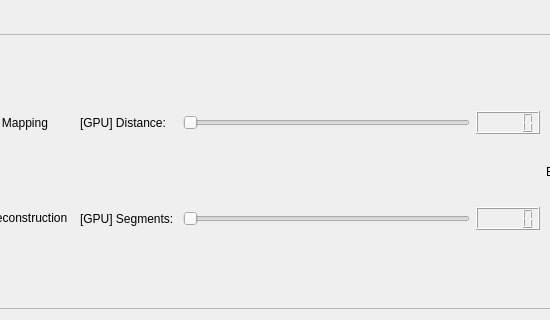
Before: the Qt Designer form TrackerRT_UI/UICalibrationDisplay.ui in hvictor/Release, drawn with Qt 5; both pictures show x 200 to 750 and y 258 to 578 of the 859 by 578 pixel window.
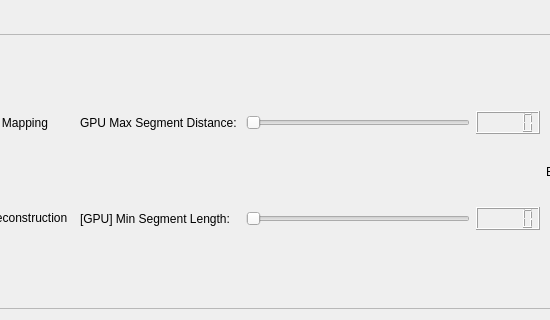
After: the same form once the commit is applied. Custom widgets are drawn as their Qt base class.

```diff
--- a/TrackerRT_UI/UICalibrationDisplay.ui
+++ b/TrackerRT_UI/UICalibrationDisplay.ui
@@ -68,46 +68,6 @@
       </item>
       <item>
        <layout class="QGridLayout" name="gridLayout_2">
-        <item row="1" column="0">
-         <widget class="QLabel" name="label">
-          <property name="text">
-           <string>[GPU] Segments: </string>
-          </property>
-         </widget>
-        </item>
-        <item row="0" column="0">
-         <widget class="QLabel" name="label_2">
-          <property name="text">
-           <string>[GPU] Distance: </string>
-          </property>
-         </widget>
-        </item>
-        <item row="0" column="1">
-         <widget class="QSlider" name="gpuSegmentsSlider">
-          <property name="minimum">
-           <number>1</number>
-          </property>
-          <property name="maximum">
-           <number>30</number>
-          </property>
-          <property name="orientation">
-           <enum>Qt::Horizontal</enum>
-          </property>
-         </widget>
-        </item>
-        <item row="1" column="1">
-         <widget class="QSlider" name="gpuDistanceSlider">
-          <property name="minimum">
-           <number>1</number>
-          </property>
-          <property name="maximum">
-           <number>1024</number>
-          </property>
-          <property name="orientation">
-           <enum>Qt::Horizontal</enum>
-          </property>
-         </widget>
-        </item>
         <item row="0" column="2">
          <widget class="QLCDNumber" name="lcdGPUSegments"/>
         </item>
@@ -125,6 +85,46 @@
           </property>
          </widget>
         </item>
+        <item row="1" column="0">
+         <widget class="QLabel" name="label">
+          <property name="text">
+           <string>[GPU] Min Segment Length:</string>
+          </property>
+         </widget>
+        </item>
+        <item row="0" column="0">
+         <widget class="QLabel" name="label_2">
+          <property name="text">
+           <string>GPU Max Segment Distance: </string>
+          </property>
+         </widget>
+        </item>
+        <item row="0" column="1">
+         <widget class="QSlider" name="gpuMaxSegmentDistanceSlider">
+          <property name="minimum">
+           <number>1</number>
+          </property>
+          <property name="maximum">
+           <number>30</number>
+          </property>
+          <property name="orientation">
+           <enum>Qt::Horizontal</enum>
+          </property>
+         </widget>
+        </item>
+        <item row="1" column="1">
+         <widget class="QSlider" name="gpuMinSegmentLengthSlider">
+          <property name="minimum">
+           <number>1</number>
+          </property>
+          <property name="maximum">
+           <number>1024</number>
+          </property>
+          <property name="orientation">
+           <enum>Qt::Horizontal</enum>
+          </property>
+         </widget>
+        </item>
        </layout>
       </item>
       <item>
```
Left out of the diff: 4 changed lines with no effect on the pictures.
